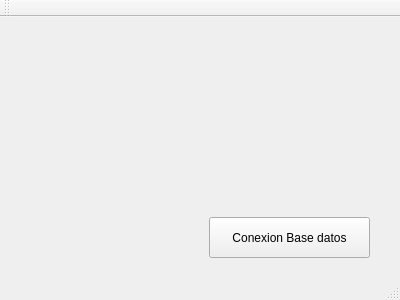
Qt form ServicioTecnico/mainwindow.ui (PabloManrique/ServicioTecnico) before a commit.
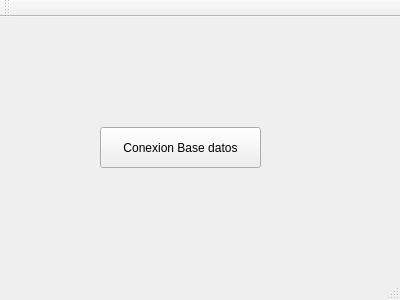
The same form after that commit.

Patch:
```diff
--- a/ServicioTecnico/mainwindow.ui
+++ b/ServicioTecnico/mainwindow.ui
@@ -17,8 +17,8 @@
    <widget class="QPushButton" name="pushButton">
     <property name="geometry">
      <rect>
-      <x>209</x>
-      <y>200</y>
+      <x>100</x>
+      <y>110</y>
       <width>161</width>
       <height>41</height>
      </rect>
```
